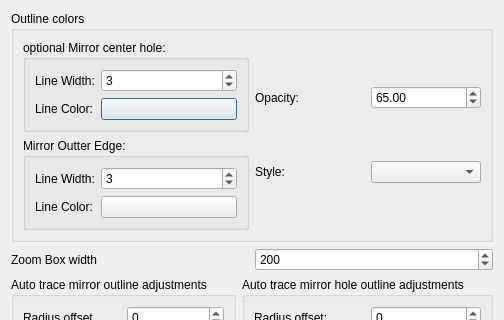
Qt form settingsigram.ui (githubdoe/DFTFringe) before a commit; both pictures show x 0 to 504 and y 0 to 320 of the 504 by 586 pixel window.
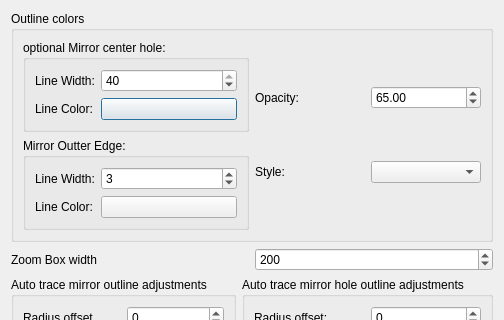
The same form after that commit.

The edit to the form file:
```diff
--- a/settingsigram.ui
+++ b/settingsigram.ui
@@ -7,7 +7,7 @@
     <x>0</x>
     <y>0</y>
     <width>492</width>
-    <height>527</height>
+    <height>537</height>
    </rect>
   </property>
   <property name="windowTitle">
@@ -41,10 +41,10 @@
               <number>1</number>
              </property>
              <property name="maximum">
-              <number>10</number>
+              <number>40</number>
              </property>
              <property name="value">
-              <number>3</number>
+              <number>40</number>
              </property>
             </widget>
            </item>
```
